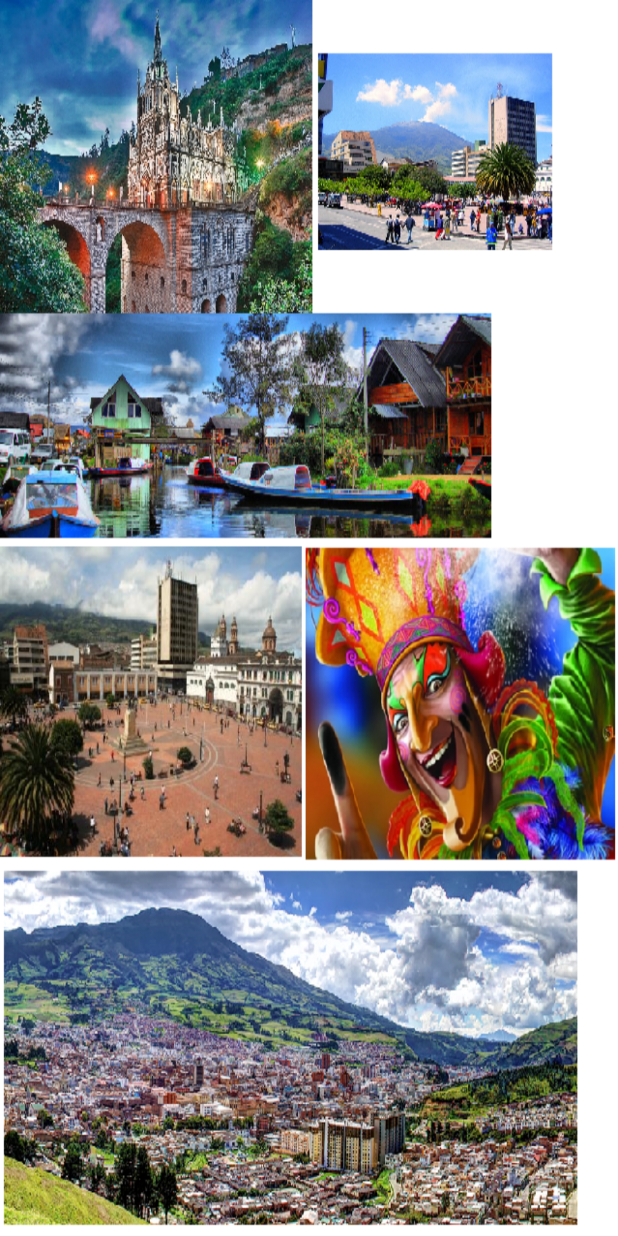
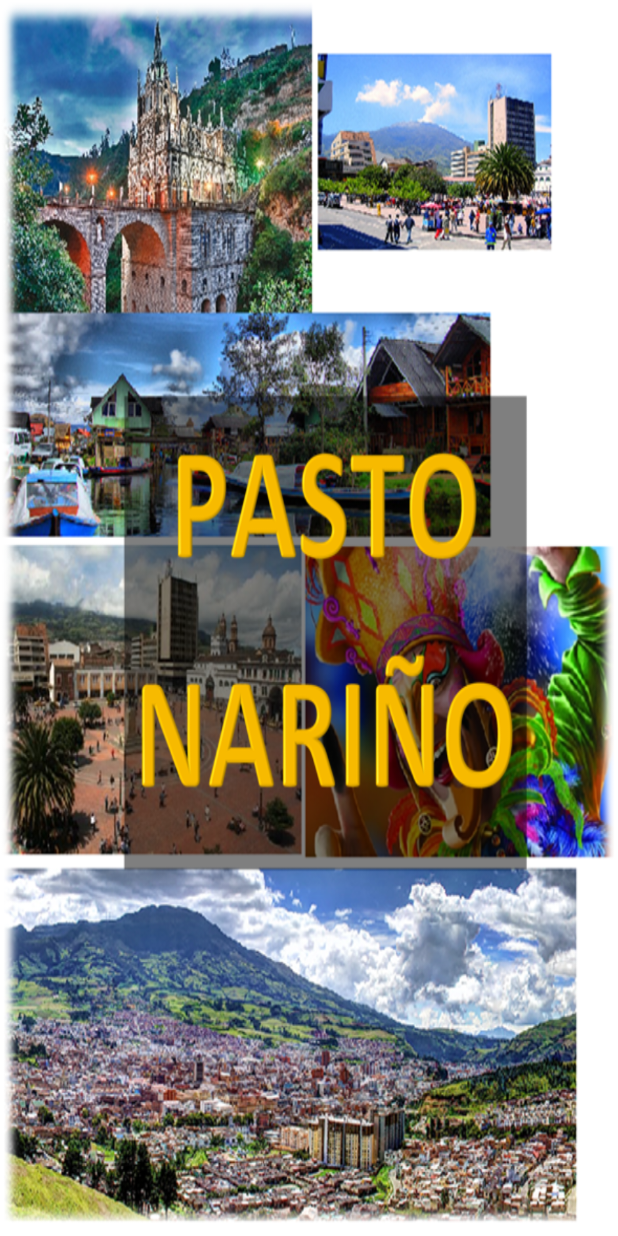
Before and after one commit to asdrubal1227/Practica4, an Android app: the screen it shows after launch (splash), on a phone screen of 412 x 824 dp. Run offline under Robolectric (Android 15) with nearby library versions, the phone set to English and light mode, and no system bars.

Commit message:
Version final

```diff
--- a/app/src/main/res/layout/activity_splash.xml
+++ b/app/src/main/res/layout/activity_splash.xml
@@ -7,7 +7,7 @@
     android:paddingLeft="@dimen/activity_horizontal_margin"
     android:paddingRight="@dimen/activity_horizontal_margin"
     android:paddingTop="@dimen/activity_vertical_margin"
-    android:background="@drawable/pastohome"
+    android:background="@drawable/fondo"
     tools:context="com.brayanhoyos.colombia_turstica.splash">
 
 </RelativeLayout>
```
Also changed, not shown: app/src/main/res/drawable/fondo.png (added).
